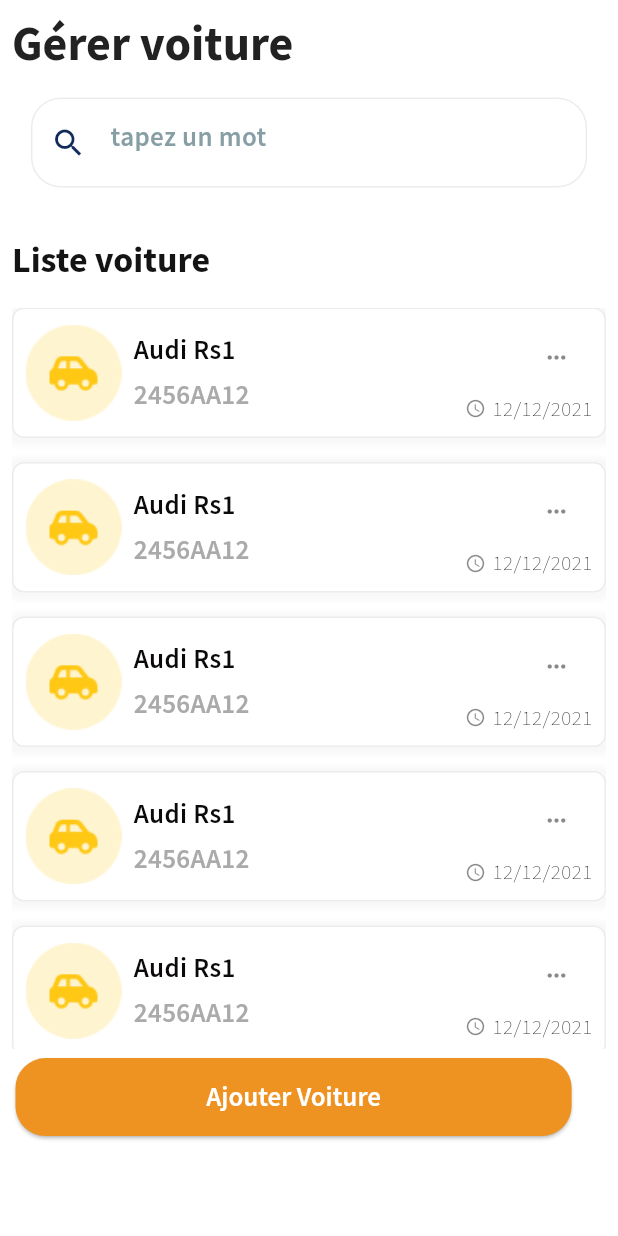
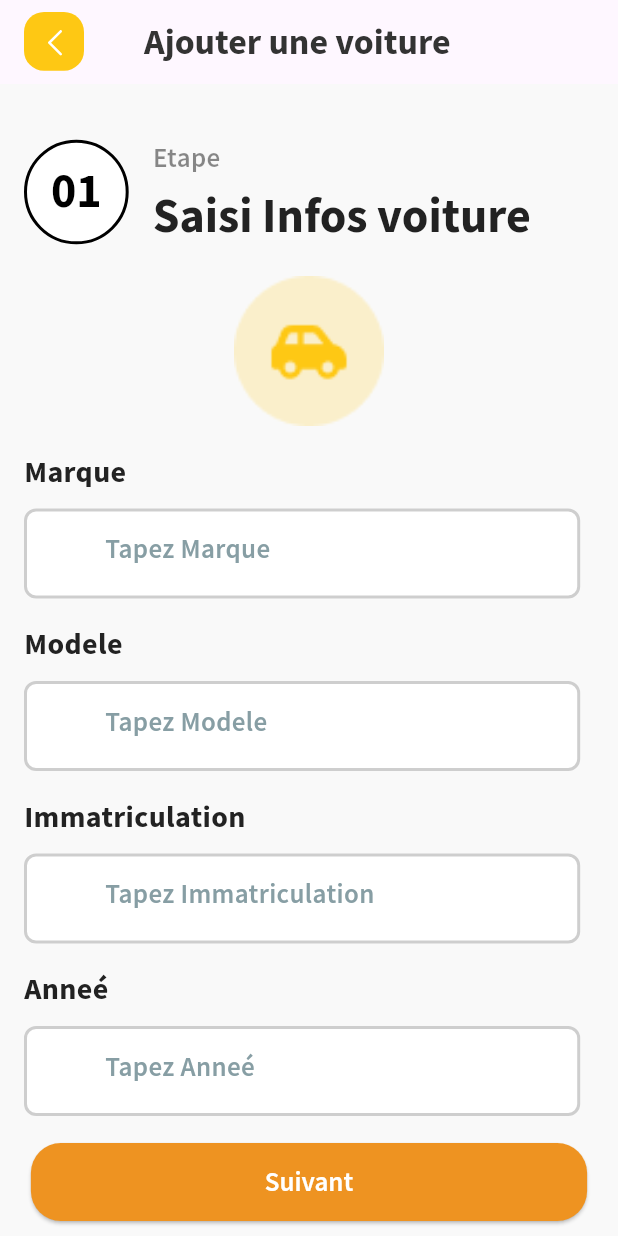
Before and after one commit to BoumouzounaBrahimVall/Garagi_app, a Flutter app: the GererVoitureScreen widget shown alone on an empty page, opened directly, after a tap on "Ajouter Voiture", on a phone screen of 412 x 824 dp. Run offline on Flutter 3.47's test engine with Material 3 defaults, Android fonts, the phone set to English and light mode, and no system bars; our stand-ins replace entry, flutter_form_builder, flutter_staggered_animations, flutter_svg, form_builder_validators, shared_preferences; missing offline and left inert: feather_icons_svg, flutter_password_strength; accounts and stored records are empty; generated files the repository leaves out were written again.

Commit message:
add form voiture with two steps and buinded data to car model

```diff
--- /dev/null
+++ b/lib/domain/models/form_car_model.dart
@@ -0,0 +1,48 @@
+class FormCarModel {
+  String? marque;
+  String? modele;
+  String? annee;
+  String? immatriculation;
+  String? clientId;
+
+  FormCarModel(
+      {this.marque,
+      this.clientId,
+      this.modele,
+      this.annee,
+      this.immatriculation});
+
+  FormCarModel.fromJson(Map<String, dynamic> json) {
+    marque = json['marque'];
+    modele = json['modele'];
+    annee = json['annee'];
+    immatriculation = json['immatriculation'];
+    clientId = json['clientId'];
+  }
+  bool isValid() {
+    return marque != '' && modele != '' && annee != '' && immatriculation != '';
+  }
+
+  void clear() {
+    marque = '';
+    modele = '';
+    annee = '';
+    immatriculation = '';
+    clientId = '';
+  }
+
+  @override
+  String toString() {
+    return ' marque: $marque, modele: $modele, annee: $annee, immatriculation: $immatriculation, clientId: $clientId';
+  }
+
+  Map<String, dynamic> toJson() {
+    final Map<String, dynamic> data = Map<String, dynamic>();
+    data['marque'] = this.marque;
+    data['modele'] = this.modele;
+    data['annee'] = this.annee;
+    data['immatriculation'] = this.immatriculation;
+    data['clientId'] = this.clientId;
+    return data;
+  }
+}
--- a/lib/main.dart
+++ b/lib/main.dart
@@ -13,6 +13,7 @@
 import '../provider/local_provider.dart';
 import '../domain/change_notifiers/auth_model.dart';
 import 'config/theme.dart';
+import 'provider/car_form_provider.dart';
 
 //    _____                           _____    _
 //   / ____|                         / ____|  |_|
@@ -64,6 +65,9 @@
               ChangeNotifierProvider(
                 create: (_) => ClientFormProvider(),
               ),
+              ChangeNotifierProvider(
+                create: (_) => CarFormProvider(),
+              ),
             ],
             child: MaterialApp(
               debugShowCheckedModeBanner: false,
--- /dev/null
+++ b/lib/provider/car_form_provider.dart
@@ -0,0 +1,54 @@
+import 'package:flutter/material.dart';
+
+import '../domain/models/form_car_model.dart';
+
+class CarFormProvider extends ChangeNotifier {
+  FormCarModel _formCarModel = FormCarModel();
+
+  FormCarModel get getFormCarModel => _formCarModel;
+
+  void setMarque(String marque) {
+    _formCarModel.marque = marque;
+    notifyListeners();
+  }
+
+  String get getMarque => _formCarModel.marque ?? '';
+
+  void setModele(String modele) {
+    _formCarModel.modele = modele;
+    notifyListeners();
+  }
+
+  String get getModele => _formCarModel.modele ?? '';
+
+  void setAnnee(String annee) {
+    _formCarModel.annee = annee;
+    notifyListeners();
+  }
+
+  String get getAnnee => _formCarModel.annee ?? '';
+
+  void setImmatriculation(String immatriculation) {
+    _formCarModel.immatriculation = immatriculation;
+    notifyListeners();
+  }
+
+  String get getImmatriculation => _formCarModel.immatriculation ?? '';
+
+  void setFormCarModel(FormCarModel formCarModel) {
+    _formCarModel = formCarModel;
+    notifyListeners();
+  }
+
+  String get getClientId => _formCarModel.clientId ?? '';
+
+  void setClientId(String clientId) {
+    _formCarModel.clientId = clientId;
+    notifyListeners();
+  }
+
+  void clear() {
+    _formCarModel.clear();
+    notifyListeners();
+  }
+}
--- /dev/null
+++ b/lib/screens/manager/gerer_voiture/add_voiture/add_voiture_screen.dart
@@ -0,0 +1,82 @@
+import 'package:flutter/material.dart';
+import 'package:garagi_app/config/colors.dart';
+import 'package:garagi_app/provider/car_form_provider.dart';
+import 'package:garagi_app/provider/client_form_provider.dart';
+import 'package:provider/provider.dart';
+
+import '../../../../widgets/button_primary_widget.dart';
+import '../../../../widgets/form/text_form_with_label_widget.dart';
+import '../../../layout/secondary_layout_screen.dart';
+import 'steps/step_form_client .dart';
+import 'steps/step_form_voiture.dart';
+
+class AddVoitureScreen extends StatefulWidget {
+  const AddVoitureScreen({Key? key}) : super(key: key);
+
+  @override
+  _AddVoitureScreenState createState() => _AddVoitureScreenState();
+}
+
+class _AddVoitureScreenState extends State<AddVoitureScreen> {
+  PageController _pageController = PageController(initialPage: 0);
+  int _currentPage = 0;
+
+  void nextPage() {
+    _pageController.nextPage(
+        duration: Duration(milliseconds: 300), curve: Curves.easeIn);
+  }
+
+  @override
+  Widget build(BuildContext context) {
+    double height = MediaQuery.of(context).size.height;
+    double width = MediaQuery.of(context).size.width;
+    return SecondaryLayoutScreen(
+        appBarTitle: "Ajouter une voiture",
+        body: Stack(
+          children: [
+            SingleChildScrollView(
+              padding: EdgeInsets.all(16),
+              child: Column(
+                crossAxisAlignment: CrossAxisAlignment.start,
+                children: [
+                  SizedBox(
+                    height: 16,
+                  ),
+                  Container(
+                    height: height,
+                    child: PageView(
+                      controller: _pageController,
+                      onPageChanged: (value) {
+                        setState(() {
+                          _currentPage = value;
+                        });
+                      },
+                      children: [
+                        StepFormVoiture(),
+                        StepFormClient(),
+                      ],
+                    ),
+                  ),
+                  SizedBox(height: 100),
+                ],
+              ),
+            ),
+            Positioned(
+              bottom: 10,
+              left: width * 0.05,
+              child: ButtonPrimaryWidget(
+                  title: _currentPage == 1 ? 'Enregistrer' : 'Suivant',
+                  onPressed: () => {
+                        if (_currentPage == 0)
+                          {nextPage()}
+                        else
+                          {
+                            debugPrint(
+                                'Voiture ${context.read<CarFormProvider>().getFormCarModel.toString()}')
+                          }
+                      }),
+            )
+          ],
+        ));
+  }
+}
--- /dev/null
+++ b/lib/screens/manager/gerer_voiture/add_voiture/steps/step_form_voiture.dart
@@ -0,0 +1,82 @@
+import 'package:flutter/material.dart';
+import 'package:garagi_app/provider/car_form_provider.dart';
+import 'package:provider/provider.dart';
+
+import '../../../../../widgets/form/text_form_with_label_widget.dart';
+import '../../../../../widgets/step_infos_item.dart';
+
+class StepFormVoiture extends StatefulWidget {
+  const StepFormVoiture({Key? key}) : super(key: key);
+
+  @override
+  _StepFormVoitureState createState() => _StepFormVoitureState();
+}
+
+class _StepFormVoitureState extends State<StepFormVoiture> {
+  @override
+  Widget build(BuildContext context) {
+    return Column(
+      children: [
+        StepInfosItem(stepNumber: '01', stepTitle: 'Saisi Infos voiture'),
+        const SizedBox(height: 16),
+        Row(
+          mainAxisAlignment: MainAxisAlignment.center,
+          children: [
+            Image.asset(
+              'assets/icons/car-icon.png',
+              fit: BoxFit.cover,
+              width: 100,
+            ),
+          ],
+        ),
+        const SizedBox(height: 16),
+        TextFormWithLabelWidget(
+          label: 'Marque',
+          placeholder: 'Tapez Marque',
+          controller: TextEditingController(
+              text: context.watch<CarFormProvider>().getFormCarModel.marque),
+          onChanged: (value) {
+            context.read<CarFormProvider>().setMarque(value);
+          },
+          validator: () => null,
+        ),
+        const SizedBox(height: 16),
+        TextFormWithLabelWidget(
+          label: 'Modele',
+          placeholder: 'Tapez Modele',
+          controller: TextEditingController(
+              text: context.watch<CarFormProvider>().getFormCarModel.modele),
+          onChanged: (value) {
+            context.read<CarFormProvider>().setModele(value);
+          },
+          validator: () => null,
+        ),
+        const SizedBox(height: 16),
+        TextFormWithLabelWidget(
+          label: 'Immatriculation',
+          placeholder: 'Tapez Immatriculation',
+          controller: TextEditingController(
+              text: context
+                  .watch<CarFormProvider>()
+                  .getFormCarModel
+                  .immatriculation),
+          onChanged: (value) {
+            context.read<CarFormProvider>().setImmatriculation(value);
+          },
+          validator: () => null,
+        ),
+        const SizedBox(height: 16),
+        TextFormWithLabelWidget(
+          label: 'Anneé',
+          placeholder: 'Tapez Anneé',
+          controller: TextEditingController(
+              text: context.watch<CarFormProvider>().getFormCarModel.annee),
+          onChanged: (value) {
+            context.read<CarFormProvider>().setAnnee(value);
+          },
+          validator: () => null,
+        )
+      ],
+    );
+  }
+}
--- a/lib/screens/manager/gerer_voiture/gerer_voiture_screen.dart
+++ b/lib/screens/manager/gerer_voiture/gerer_voiture_screen.dart
@@ -5,6 +5,7 @@
 
 import '../../../widgets/button_primary_widget.dart';
 import '../../../widgets/form/text_form_search_widget.dart';
+import 'add_voiture/add_voiture_screen.dart';
 
 class GererVoitureScreen extends StatefulWidget {
   const GererVoitureScreen({
@@ -67,8 +68,8 @@
           child: ButtonPrimaryWidget(
               title: 'Ajouter Voiture',
               onPressed: () => {
-                    /*   Navigator.of(context).push(MaterialPageRoute(
-                        builder: (context) => const /AddClientScreen()))*/
+                    Navigator.of(context).push(MaterialPageRoute(
+                        builder: (context) => const AddVoitureScreen()))
                   }),
         )
       ],
--- a/lib/widgets/form/text_form_with_label_widget.dart
+++ b/lib/widgets/form/text_form_with_label_widget.dart
@@ -5,7 +5,7 @@
       {Key? key,
       required this.label,
       required this.placeholder,
-      required this.icon,
+      this.icon,
       this.controller,
       this.keyboardType,
       this.action,
@@ -17,7 +17,7 @@
       : super(key: key);
   final String label;
   final String placeholder;
-  final IconData icon;
+  final IconData? icon;
   final TextEditingController? controller;
   final TextInputType? keyboardType;
   final Function? action;
--- /dev/null
+++ b/lib/widgets/step_infos_item.dart
@@ -0,0 +1,41 @@
+import 'package:flutter/material.dart';
+import 'package:garagi_app/config/colors.dart';
+
+class StepInfosItem extends StatelessWidget {
+  StepInfosItem({required this.stepNumber, required this.stepTitle, Key? key})
+      : super(key: key);
+  String stepNumber;
+  String stepTitle;
+  @override
+  Widget build(BuildContext context) {
+    return Row(
+      mainAxisAlignment: MainAxisAlignment.start,
+      children: [
+        Container(
+          padding: const EdgeInsets.all(16),
+          height: 80,
+          decoration: BoxDecoration(
+              color: AppColors.colorWhite,
+              shape: BoxShape.circle,
+              border: Border.all(color: Colors.black, width: 2)),
+          child: Text(stepNumber,
+              style: Theme.of(context)
+                  .textTheme
+                  .headlineMedium!
+                  .merge(const TextStyle(color: Colors.black))),
+        ),
+        SizedBox(width: 16),
+        Column(
+          crossAxisAlignment: CrossAxisAlignment.start,
+          children: [
+            Text('Etape ',
+                style: Theme.of(context).textTheme.bodyMedium!.merge(
+                    TextStyle(color: AppColors.colorBlack.withOpacity(0.5)))),
+            SizedBox(height: 4),
+            Text(stepTitle, style: Theme.of(context).textTheme.headlineMedium),
+          ],
+        )
+      ],
+    );
+  }
+}
```
Also changed, not shown: lib/screens/manager/gerer_voiture/add_voiture/steps/step_form_client .dart (added, +46 -0 lines).
